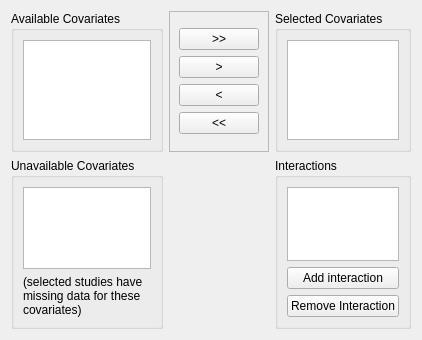
Before: the Qt Designer form common_wizard_pages/select_covariates_page.ui in gdietz/OpenMEE, drawn with Qt 5.
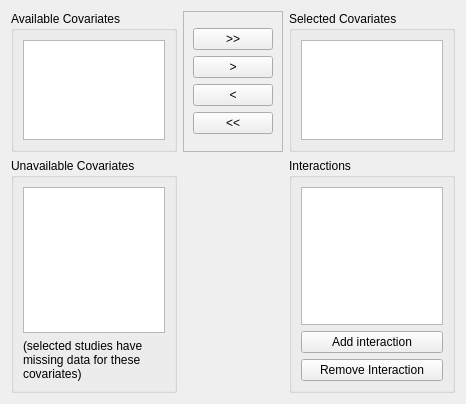
After: the same form once the commit is applied.

Patch:
```diff
--- a/common_wizard_pages/select_covariates_page.ui
+++ b/common_wizard_pages/select_covariates_page.ui
@@ -6,8 +6,8 @@
    <rect>
     <x>0</x>
     <y>0</y>
-    <width>379</width>
-    <height>340</height>
+    <width>466</width>
+    <height>404</height>
    </rect>
   </property>
   <property name="windowTitle">
```
Left out of the diff: 62 changed lines with no effect on the pictures.
